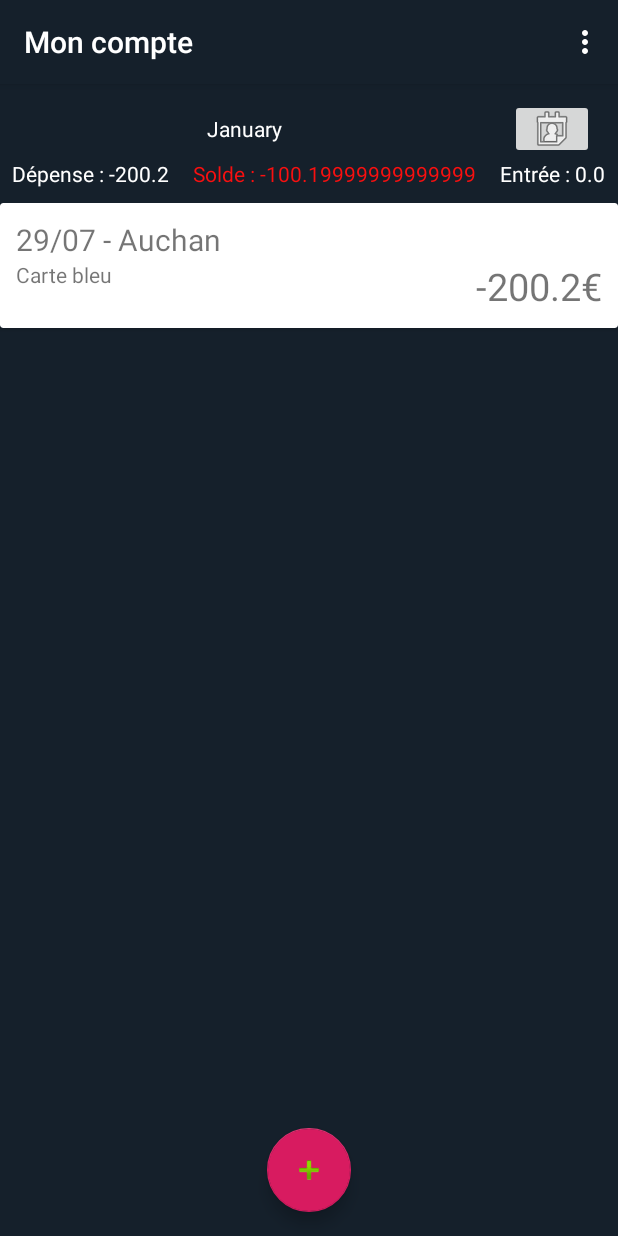
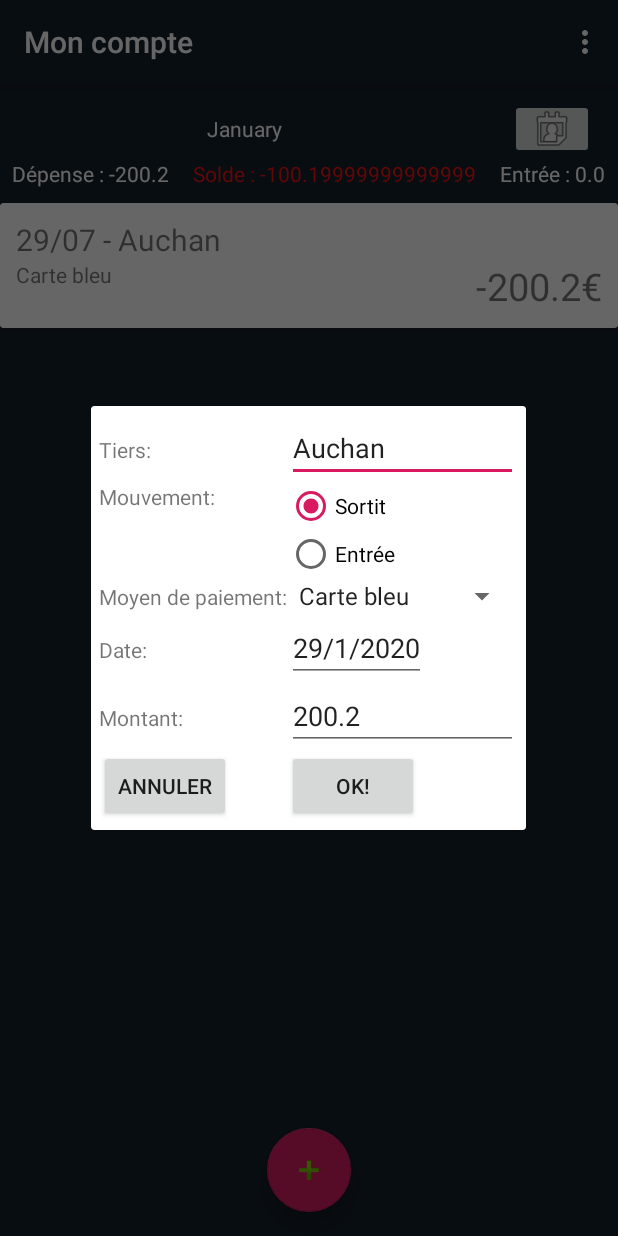
Before and after one commit to tristan-spinnewyn/gestionMoney, an Android app: the screen it shows after launch (MainActivity), after a tap on "29/07 - Auchan", on a phone screen of 412 x 824 dp. Run offline under Robolectric (Android 15) with nearby library versions, the phone set to English and light mode, and no system bars; our stand-ins replace Room's generated code; 2 statements that could not run were skipped.

Commit message:
edit operation added

```diff
--- a/app/src/main/java/spinnewyn/project/bank/OperationAdapter.kt
+++ b/app/src/main/java/spinnewyn/project/bank/OperationAdapter.kt
@@ -1,10 +1,17 @@
 package spinnewyn.project.bank
 
+import android.annotation.SuppressLint
+import android.app.DatePickerDialog
+import android.app.Dialog
 import android.content.Context
+import android.text.InputType
 import android.view.LayoutInflater
+import android.view.View
 import android.view.ViewGroup
+import android.widget.*
 import androidx.recyclerview.widget.RecyclerView
 import spinnewyn.project.bank.data.model.Account
+import spinnewyn.project.bank.data.model.Tiers
 import spinnewyn.project.bank.data.tier.OperationDAO
 import spinnewyn.project.bank.data.tier.PaymentDAO
 import spinnewyn.project.bank.data.tier.TiersDAO
@@ -31,6 +38,7 @@ class OperationAdapter(private val dao: OperationDAO,
         return dao.countOperation(account.id_account as Long,dateDebut,dateFin)
     }
 
+    @SuppressLint("WrongViewCast")
     override fun onBindViewHolder(holder: OperationViewHolder, position: Int) {
         val operation = dao.getOperation(account.id_account as Long,position,dateDebut,dateFin)
         val tier = daoTier.getTierById(operation?.fk_id_tier as Long)
@@ -40,7 +48,111 @@ class OperationAdapter(private val dao: OperationDAO,
         holder.txtPaiement.setText("${payment.name_payment}")
         holder.txtMontant.setText("${operation.montant}€")
         holder.itemView.setOnClickListener{
+            /*
+            Date
+             */
+            val dlg = Dialog(context)
+            dlg.setContentView(R.layout.add_operation)
+            val editText = (dlg.findViewById<View>(R.id.enterDate) as EditText)
+            val cal = Calendar.getInstance()
+            cal.time = operation.date_op
+            val day = cal[Calendar.DAY_OF_MONTH]
+            val month = cal[Calendar.MONTH]
+            val year = cal[Calendar.YEAR]
+            val tier = daoTier.getTierById(operation.fk_id_tier!!)
+            val payment = daoPayment.getPaymentById(operation.fk_id_payment!!)
+            editText.setInputType(InputType.TYPE_NULL)
+            editText.setText("$day/${month+1}/$year")
+            editText.setOnClickListener{
+                val picker = DatePickerDialog(
+                    context,
+                    DatePickerDialog.OnDateSetListener { _, year, monthOfYear, dayOfMonth ->
+                        editText.setText(
+                            dayOfMonth.toString() + "/" + (monthOfYear + 1) + "/" + year
+                        )
+                    }, year, month, day
+                )
+                picker.show()
+            }
+            /*
+            autocomplete tier
+             */
+            val autocomplete = (dlg.findViewById<View>(R.id.edtTiers) as AutoCompleteTextView)
+            val tiers = daoTier.getTiers()
+            val itemTiers = arrayOfNulls<String>(tiers.size)
+            for(i in tiers.indices){
+                itemTiers[i] = tiers[i].tier_name
+            }
+            val arrayAdapterTier = ArrayAdapter(context,android.R.layout.simple_dropdown_item_1line,itemTiers)
+            autocomplete.setAdapter(arrayAdapterTier)
+            autocomplete.threshold = 1
+            autocomplete.setText(tier.tier_name)
 
+            /*
+            spinner
+             */
+            val spinner = (dlg.findViewById<View>(R.id.lstPayment) as Spinner)
+            val payments = daoPayment.getPayments()
+            val item = arrayOfNulls<String>(payments.size)
+            for(i in payments.indices){
+                item[i] = payments[i].name_payment
+            }
+            val arrayAdapter = ArrayAdapter(context,android.R.layout.simple_spinner_item,item)
+            spinner.adapter = arrayAdapter
+            spinner.setSelection(payment.id_payment!!.toInt() - 1)
+            var montantInit = 0.0
+            if(operation.montant <0){
+                ((dlg.findViewById<View>(R.id.radMouv) as RadioGroup).check(R.id.radSortit))
+                montantInit = operation.montant * -1
+            }else{
+                ((dlg.findViewById<View>(R.id.radMouv) as RadioGroup).check(R.id.radEntre))
+                montantInit = operation.montant
+            }
+
+            (dlg.findViewById<View>(R.id.newMontant) as EditText).setText(montantInit.toString())
+            (dlg.findViewById<View>(R.id.btnCancel) as Button)
+                .setOnClickListener{dlg.dismiss()}
+            (dlg.findViewById<View>(R.id.btnOk) as Button)
+                .setOnClickListener{
+                    val typeMouv =((dlg.findViewById<View>(R.id.radMouv) as RadioGroup).checkedRadioButtonId
+                            == R.id.radSortit)
+                    val payment = spinner.selectedItem.toString()
+                    val tier = autocomplete.text.toString()
+                    val date = ((dlg.findViewById<View>(R.id.enterDate)) as EditText).text.toString()
+                    val montant = ((dlg.findViewById<View>(R.id.newMontant)) as EditText).text.toString()
+
+                    if(date.trim().isEmpty() || tier.trim().isEmpty() || montant.trim().isEmpty() ){
+                        Toast.makeText(context,
+                            "Veuillez remplir tout les champs",
+                            Toast.LENGTH_LONG).show()
+                        return@setOnClickListener
+                    }
+                    var defMontant = 0.0
+                    if(typeMouv) {
+                        defMontant -= montant.toDouble()
+                    }else{
+                        defMontant += montant.toDouble()
+                    }
+                    val idPayment = daoPayment.getPaymentByName(payment)?.id_payment
+                    var newTier = daoTier.getTierByName(tier)?.id_tier
+                    if(newTier == null){
+                        newTier = daoTier.insert(
+                            Tiers(
+                                tier_name = tier
+                            )
+                        )
+                    }
+                    val dateNew = SimpleDateFormat("dd/M/yyyy").parse(date)
+                    operation.montant = defMontant
+                    operation.date_op = dateNew
+                    operation.fk_id_payment = idPayment
+                    operation.fk_id_tier = newTier
+                    dao.update(operation)
+                    (context as MainActivity).updateDateInView(account)
+                    (context).updateSolde()
+                    dlg.dismiss()
+                }
+            dlg.show()
         }
 
     }
--- a/app/src/main/res/menu/menu_main.xml
+++ b/app/src/main/res/menu/menu_main.xml
@@ -7,4 +7,8 @@
         android:orderInCategory="100"
         android:title="@string/action_settings"
         app:showAsAction="never" />
+    <item
+        android:id="@+id/rapprochement"
+        android:title="@string/rapp"
+        />
 </menu>
--- a/app/src/main/res/values/strings.xml
+++ b/app/src/main/res/values/strings.xml
@@ -1,6 +1,6 @@
 <resources>
     <string name="app_name">Bank</string>
-    <string name="action_settings">Settings</string>
+    <string name="action_settings">Mon compte</string>
     <string name="debAccueil">Dépense : %s</string>
     <string name="soldAccueil">Solde : %s</string>
     <string name="credAccueil">Entrée : %s</string>
@@ -14,4 +14,5 @@
     <string name="typeMouv">Mouvement: </string>
     <string name="entre">Entrée</string>
     <string name="sortit">Sortit</string>
+    <string name="rapp">Rapprochement</string>
 </resources>
```
